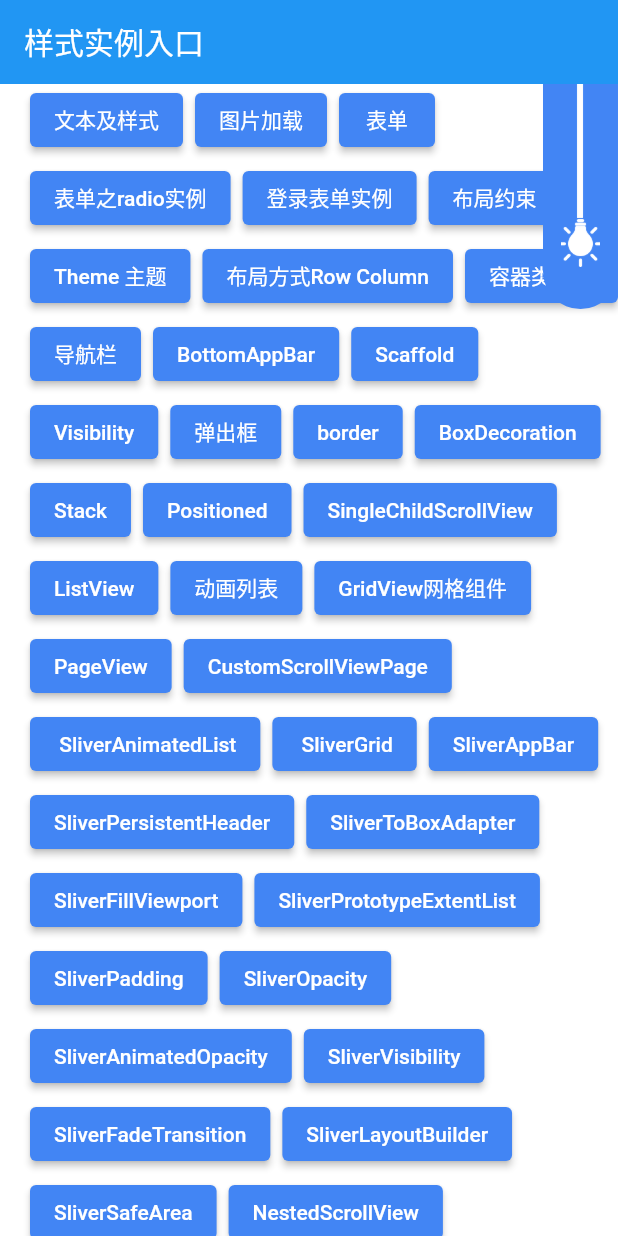
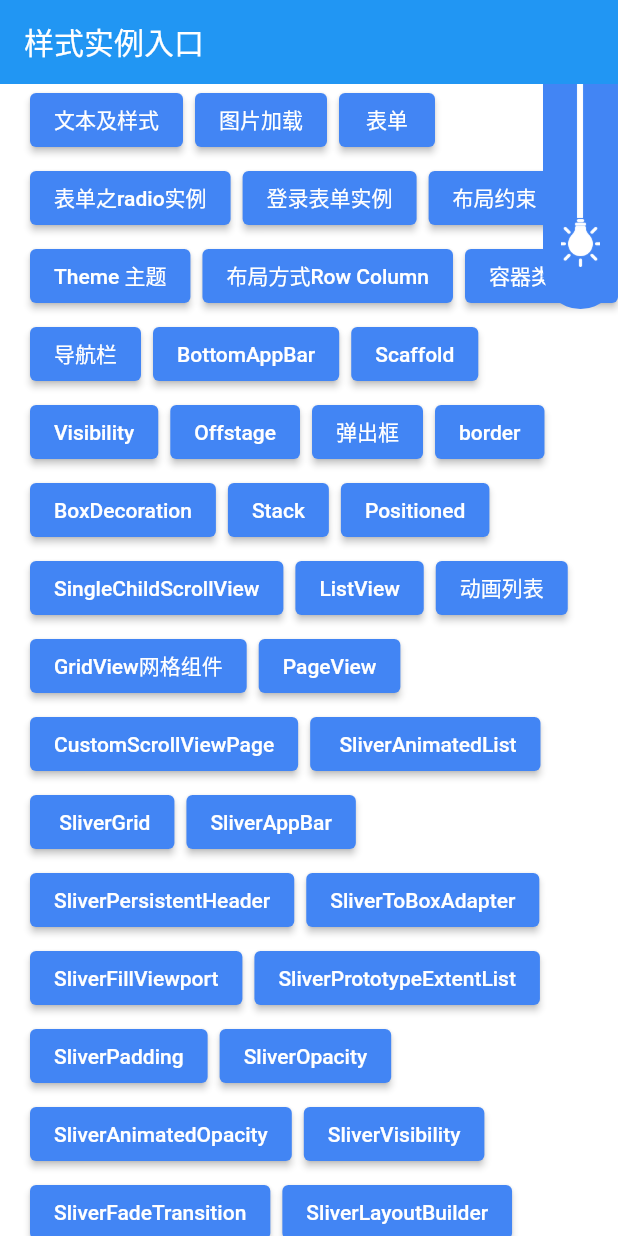
Before and after one commit to codprincess/flutter_base, a Flutter app: the screen it shows after launch, on a phone screen of 412 x 824 dp. Run offline on Flutter 3.47's test engine with Material 2 defaults, Android fonts, the light colour scheme and no system bars; our stand-ins replace shared_preferences; missing offline and left inert: fancy_bottom_navigation_2.

Commit message:
Offstage

```diff
--- a/lib/main.dart
+++ b/lib/main.dart
@@ -43,6 +43,7 @@ import 'CustomScrollViewPage.dart';
 import 'FlowViewPage.dart';
 import 'FutureBuilderPage.dart';
 import 'InheritedWidgetPage.dart';
+import 'OffstagePage.dart';
 import 'PositionedPage.dart';
 import 'ProviderPage.dart';
 import 'RoutePage.dart';
@@ -144,6 +145,7 @@ class _MyAppState extends State<MyApp> {
               'FutureBuilder_Page':(context)=>FutureBuilderPage(),
               'StreamBuilder_Page':(context)=>StreamBuilderPage(),
               'Visibility_Page':(context)=>VisibilityPage(),
+              'Offstage_Page':(context)=>OffstagePage()
             },
           );
         },
@@ -275,6 +277,12 @@ class _MyHomePageState extends State<MyHomePage> {
                       Navigator.pushNamed(context, 'Visibility_Page');
                     },
                     child: const Text('Visibility'),
+                  ),
+                  ElevatedButton(
+                    onPressed: (){
+                      Navigator.pushNamed(context, 'Offstage_Page');
+                    },
+                    child: const Text('Offstage'),
                   ),
 
                   ElevatedButton(
```
Also changed, not shown: lib/OffstagePage.dart (added, +40 -0 lines).
